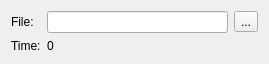
The window that src/gui/recordfileview.ui (stu-inc/DataCapture) describes before a commit, drawn with Qt 5.
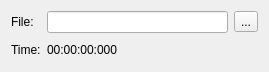
The same window after the commit.

Diff of the .ui file:
```diff
--- a/src/gui/recordfileview.ui
+++ b/src/gui/recordfileview.ui
@@ -7,7 +7,7 @@
     <x>0</x>
     <y>0</y>
     <width>269</width>
-    <height>63</height>
+    <height>72</height>
    </rect>
   </property>
   <property name="windowTitle">
@@ -41,7 +41,7 @@
    <item row="1" column="1" colspan="2">
     <widget class="QLabel" name="label_3">
      <property name="text">
-      <string>0</string>
+      <string>00:00:00:000</string>
      </property>
     </widget>
    </item>
```
Left out of the diff: 2 changed lines with no effect on the pictures.
